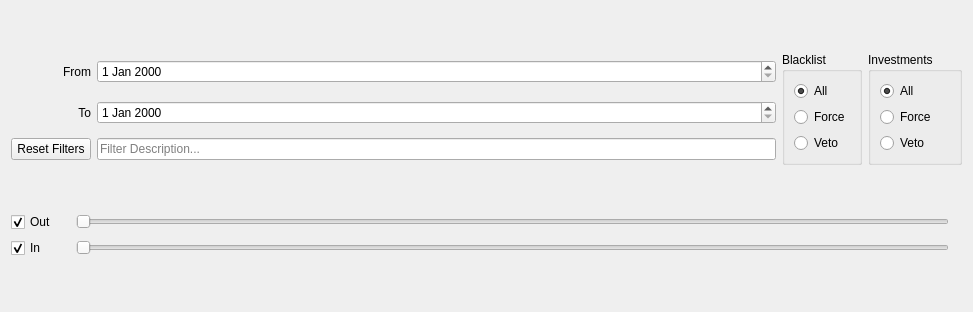
The window that piggy_bank/ui/filter_tools.ui (pbertoni89/piggy-bank) describes before a commit, drawn with Qt 5.
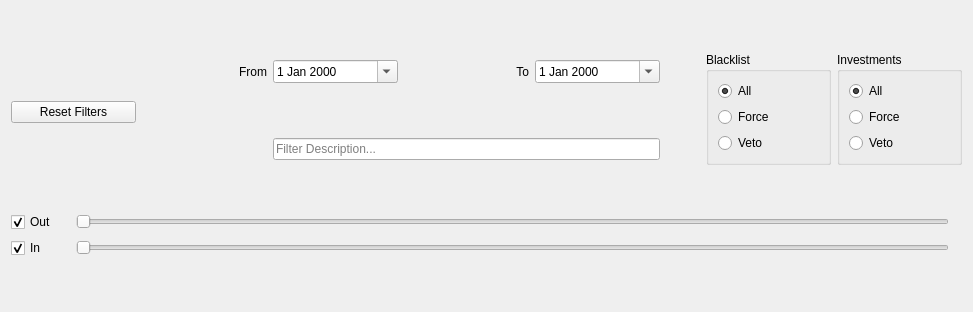
The same window after the commit. Custom widgets are drawn as their Qt base class.

Commit message: File menu imports/exports data and blacklist. Investment is now a ledger column like Blacklisted. Ctrl+C quits gracefully

Diff of the .ui file:
```diff
--- a/piggy_bank/ui/filter_tools.ui
+++ b/piggy_bank/ui/filter_tools.ui
@@ -17,19 +17,6 @@
    <item>
     <layout class="QGridLayout" name="gridLayout">
      <item row="0" column="1">
-      <widget class="QDateEdit" name="qde_start"/>
-     </item>
-     <item row="1" column="0">
-      <widget class="QLabel" name="label_2">
-       <property name="text">
-        <string>To</string>
-       </property>
-       <property name="alignment">
-        <set>Qt::AlignmentFlag::AlignRight|Qt::AlignmentFlag::AlignTrailing|Qt::AlignmentFlag::AlignVCenter</set>
-       </property>
-      </widget>
-     </item>
-     <item row="0" column="0">
       <widget class="QLabel" name="label">
        <property name="text">
         <string>From</string>
@@ -39,14 +26,35 @@
        </property>
       </widget>
      </item>
-     <item row="2" column="0">
+     <item row="1" column="0">
       <widget class="QPushButton" name="qpb_reset">
        <property name="text">
         <string>Reset Filters</string>
        </property>
       </widget>
      </item>
-     <item row="0" column="2" rowspan="3">
+     <item row="2" column="2" colspan="3">
+      <widget class="QLineEdit" name="qle_description">
+       <property name="placeholderText">
+        <string>Filter Description...</string>
+       </property>
+      </widget>
+     </item>
+     <item row="0" column="4">
+      <widget class="QDateEdit" name="qde_end">
+       <property name="calendarPopup">
+        <bool>true</bool>
+       </property>
+      </widget>
+     </item>
+     <item row="0" column="2">
+      <widget class="QDateEdit" name="qde_start">
+       <property name="calendarPopup">
+        <bool>true</bool>
+       </property>
+      </widget>
+     </item>
+     <item row="0" column="6" rowspan="3">
       <widget class="QGroupBox" name="qgb_bl">
        <property name="title">
         <string>Blacklist</string>
@@ -88,17 +96,23 @@
        </layout>
       </widget>
      </item>
-     <item row="2" column="1">
-      <widget class="QLineEdit" name="qle_description">
-       <property name="placeholderText">
-        <string>Filter Description...</string>
+     <item row="1" column="5">
+      <spacer name="horizontalSpacer">
+       <property name="orientation">
+        <enum>Qt::Orientation::Horizontal</enum>
        </property>
-      </widget>
+       <property name="sizeType">
+        <enum>QSizePolicy::Policy::Maximum</enum>
+       </property>
+       <property name="sizeHint" stdset="0">
+        <size>
+         <width>40</width>
+         <height>20</height>
+        </size>
+       </property>
+      </spacer>
      </item>
-     <item row="1" column="1">
-      <widget class="QDateEdit" name="qde_end"/>
-     </item>
-     <item row="0" column="3" rowspan="3">
+     <item row="0" column="7" rowspan="3">
       <widget class="QGroupBox" name="qbg_inv">
        <property name="title">
         <string>Investments</string>
@@ -140,6 +154,32 @@
        </layout>
       </widget>
      </item>
+     <item row="1" column="1">
+      <spacer name="horizontalSpacer_2">
+       <property name="orientation">
+        <enum>Qt::Orientation::Horizontal</enum>
+       </property>
+       <property name="sizeType">
+        <enum>QSizePolicy::Policy::Maximum</enum>
+       </property>
+       <property name="sizeHint" stdset="0">
+        <size>
+         <width>40</width>
+         <height>20</height>
+        </size>
+       </property>
+      </spacer>
+     </item>
+     <item row="0" column="3">
+      <widget class="QLabel" name="label_2">
+       <property name="text">
+        <string>To</string>
+       </property>
+       <property name="alignment">
+        <set>Qt::AlignmentFlag::AlignRight|Qt::AlignmentFlag::AlignTrailing|Qt::AlignmentFlag::AlignVCenter</set>
+       </property>
+      </widget>
+     </item>
     </layout>
    </item>
    <item>
```
Left out of the diff: 2 changed lines with no effect on the pictures. The commit also changes 15 other files.
